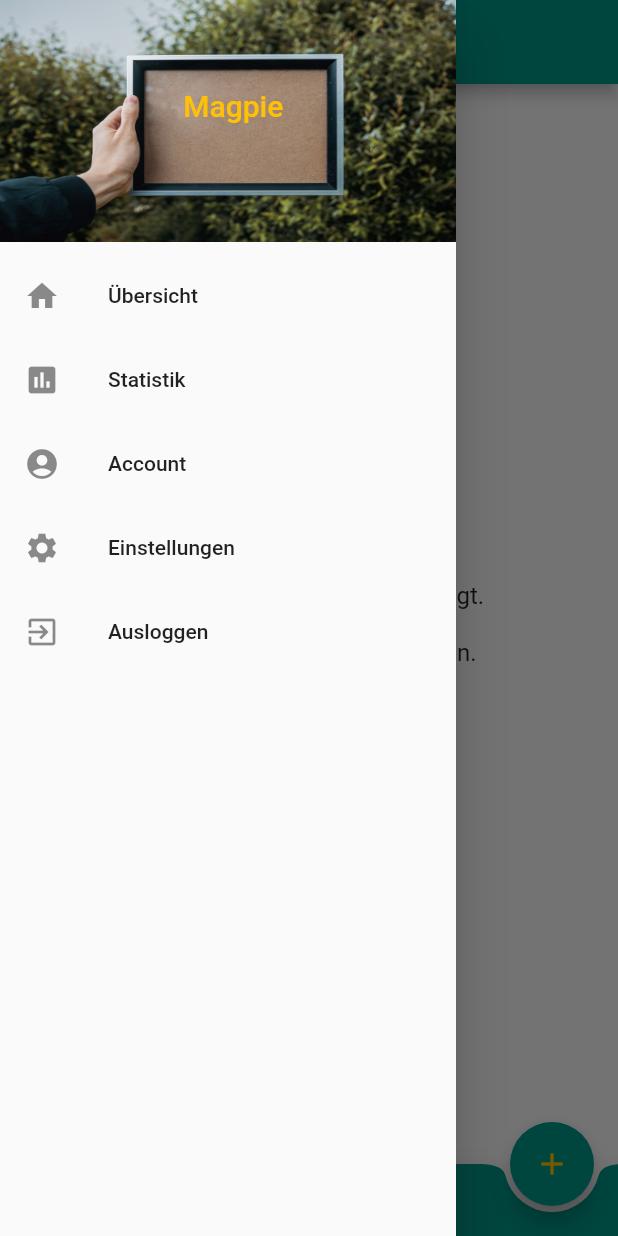
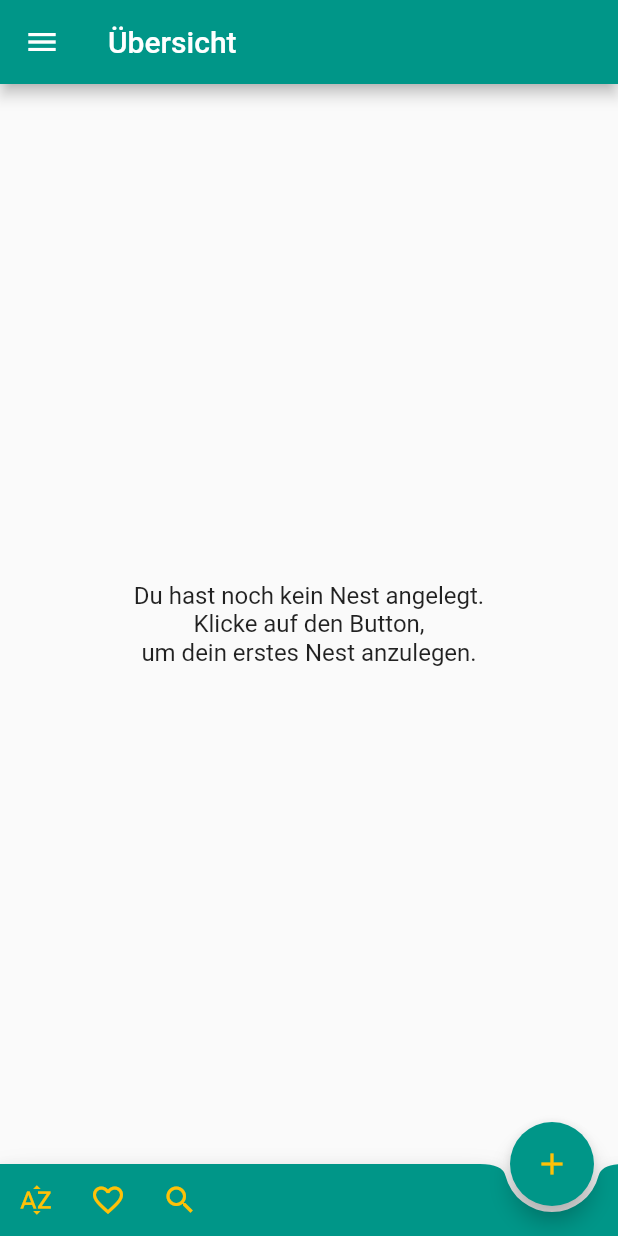
Before and after one commit to alexanderwiegel/magpie, a Flutter app: the screen it shows after launch, in the side drawer, after a tap on "Übersicht", on a phone screen of 412 x 824 dp. Run offline on Flutter 3.47's test engine with Material 2 defaults, Android fonts, the phone set to English and light mode, and no system bars; our stand-ins replace camera, image_picker, permission_handler, sqflite; accounts and stored records are empty.

Commit message:
- added some last tooltips - changed the detail icon to a edit icon -> more appropriate - implemented a function for the navDrawer to check the current screen/route and bypass unneeded navigation - set default values for the home table, but did not figure out how to extract data out of it

```diff
--- a/lib/database_helper.dart
+++ b/lib/database_helper.dart
@@ -86,23 +86,24 @@ class DatabaseHelper {
             $columnDate INTEGER
           )
           ''');
+    String sortModeAsString = SortMode.SortByDate.toString();
     await db.execute('''
           CREATE TABLE $home (
-            $homeSort TEXT,
-            $homeAsc BOOL,
-            $homeOnlyFavored BOOL
+            $homeSort TEXT DEFAULT $sortModeAsString,
+            $homeAsc BOOL DEFAULT 1,
+            $homeOnlyFavored BOOL DEFAULT 0
           )
           ''');
   }
 
   Future<List<Nest>> getNests(SortMode sortMode, bool asc, bool onlyFav) async {
     var dbClient = await database;
-
-    // TEST
     //var homeStatus = await dbClient.rawQuery("SELECT * FROM $home");
-    //if (homeStatus.length == 0) return null;
     //print(homeStatus);
-    // TEST
+    //List<HomeScreen> statusList = homeStatus.map((item) {
+    //  return HomeScreen.fromMap(item);
+    //}).toList();
+    // TODO: wie bekommt man die einzelnen Daten aus der Liste?
 
     var sortModeSql;
     switch (sortMode) {
--- a/lib/main.dart
+++ b/lib/main.dart
@@ -19,9 +19,9 @@ class Magpie extends StatelessWidget {
       theme: ThemeData(
         primarySwatch: Colors.teal,
       ),
-      //routes: {
-      //  HomeScreen.routeName: (context) => HomeScreen(),
-      //},
+      routes: {
+        HomeScreen.routeName: (context) => HomeScreen(),
+      },
       localizationsDelegates: [
         GlobalMaterialLocalizations.delegate,
         GlobalWidgetsLocalizations.delegate
--- a/lib/screens/homeScreen.dart
+++ b/lib/screens/homeScreen.dart
@@ -9,7 +9,7 @@ import '../widgets/nest.dart';
 import '../widgets/startMessage.dart';
 
 class HomeScreen extends StatefulWidget {
-  //static const routeName = "/home";
+  static const routeName = "/home";
 
   /*
   HomeScreen({this.sortMode, this.onlyFavored, this.asc});
@@ -35,7 +35,6 @@ class HomeScreen extends StatefulWidget {
     this.asc = obj["homeAsc"] == 0 ? false : true;
     this.onlyFavored = obj["onlyFavored"] == 0 ? false : true;
   }
-
    */
 
   @override
--- a/lib/screens/nestDetailScreen.dart
+++ b/lib/screens/nestDetailScreen.dart
@@ -62,6 +62,7 @@ class _NestDetailState extends State<NestDetail> {
         actions: [
           IconButton(
             icon: Icon(Icons.save),
+            tooltip: "Speichern",
             onPressed: () {
               if (_formKey.currentState.validate()) {
                 DatabaseHelper.instance.update(widget.nest);
--- a/lib/screens/nestItemDetailScreen.dart
+++ b/lib/screens/nestItemDetailScreen.dart
@@ -70,6 +70,7 @@ class _NestItemDetailState extends State<NestItemDetail> {
         actions: [
           IconButton(
             icon: Icon(Icons.save),
+            tooltip: "Speichern",
             onPressed: () {
               if (_formKey.currentState.validate()) _updateNest();
             },
--- a/lib/screens/nestItemsScreen.dart
+++ b/lib/screens/nestItemsScreen.dart
@@ -65,8 +65,8 @@ class _NestItemsState extends State<NestItems> {
         title: Text(widget.nest.name),
         actions: [
           IconButton(
-            icon: Icon(Icons.info_outline),
-            tooltip: "Details anzeigen",
+            icon: Icon(Icons.edit),
+            tooltip: "Bearbeiten",
             onPressed: () {
               Navigator.push(
                 context,
--- a/lib/widgets/navDrawer.dart
+++ b/lib/widgets/navDrawer.dart
@@ -25,7 +25,7 @@ class NavDrawer extends StatelessWidget {
           ListTile(
             leading: Icon(Icons.home),
             title: Text('Übersicht'),
-            onTap: () => {},
+            onTap: () => navigate(context, "/home"),
           ),
           ListTile(
             leading: Icon(Icons.insert_chart),
@@ -51,4 +51,21 @@ class NavDrawer extends StatelessWidget {
       ),
     );
   }
+
+  void navigate(context, String routeName) {
+    bool isNewRouteSameAsCurrent = false;
+
+    Navigator.popUntil(context, (route) {
+      if (route.settings.name == routeName) {
+        print("Du befindest dich bereits auf $routeName");
+        isNewRouteSameAsCurrent = true;
+      }
+      return true;
+    });
+
+    if (!isNewRouteSameAsCurrent) {
+      print("Navigiere nun zu $routeName");
+      Navigator.pushNamed(context, routeName);
+    }
+  }
 }
--- a/pubspec.yaml
+++ b/pubspec.yaml
@@ -14,7 +14,7 @@ description: A new Flutter application.
 version: 1.0.0+1
 
 environment:
-  sdk: ">=2.1.0 <3.0.0"
+  sdk: ">=2.2.0 <3.0.0"
 
 dependencies:
   flutter:
```
